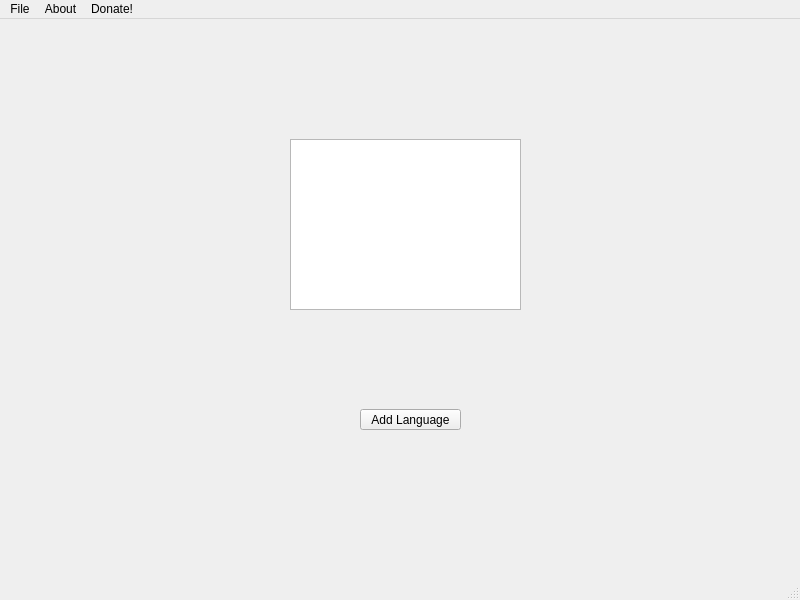
The window that mainwindow.ui (LiamSkirrow/LangTrainer) describes before a commit, drawn with Qt 5.
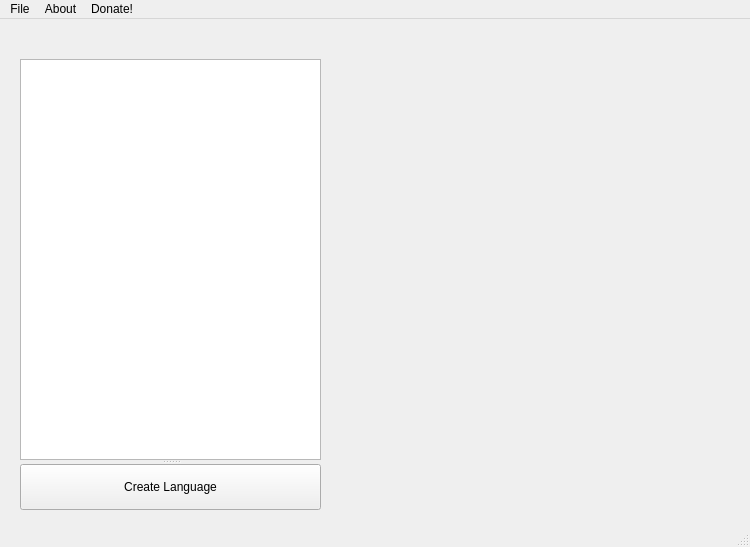
The same window after the commit.

The edit to the form file:
```diff
--- a/mainwindow.ui
+++ b/mainwindow.ui
@@ -6,36 +6,37 @@
    <rect>
     <x>0</x>
     <y>0</y>
-    <width>800</width>
-    <height>600</height>
+    <width>750</width>
+    <height>547</height>
    </rect>
   </property>
   <property name="windowTitle">
    <string>MainWindow</string>
   </property>
   <widget class="QWidget" name="centralwidget">
-   <widget class="QPushButton" name="addLangButton">
+   <widget class="QSplitter" name="splitter_2">
     <property name="geometry">
      <rect>
-      <x>360</x>
-      <y>390</y>
-      <width>101</width>
-      <height>21</height>
+      <x>20</x>
+      <y>40</y>
+      <width>301</width>
+      <height>451</height>
      </rect>
     </property>
-    <property name="text">
-     <string>Add Language</string>
+    <property name="orientation">
+     <enum>Qt::Orientation::Vertical</enum>
     </property>
-   </widget>
-   <widget class="QTextEdit" name="langList">
-    <property name="geometry">
-     <rect>
-      <x>290</x>
-      <y>120</y>
-      <width>231</width>
-      <height>171</height>
-     </rect>
-    </property>
+    <widget class="QListWidget" name="langList"/>
+    <widget class="QSplitter" name="splitter">
+     <property name="orientation">
+      <enum>Qt::Orientation::Vertical</enum>
+     </property>
+     <widget class="QPushButton" name="addLangButton">
+      <property name="text">
+       <string>Create Language</string>
+      </property>
+     </widget>
+    </widget>
    </widget>
   </widget>
   <widget class="QMenuBar" name="menubar">
@@ -43,7 +44,7 @@
     <rect>
      <x>0</x>
      <y>0</y>
-     <width>800</width>
+     <width>750</width>
      <height>21</height>
     </rect>
    </property>
```
